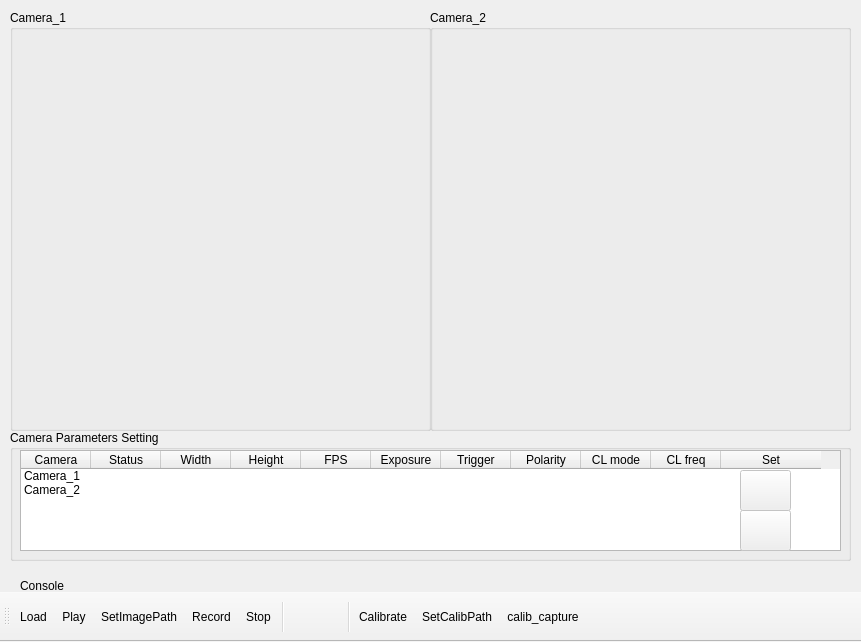
This is mainwindow.ui in tiaotia0/CameraGrabber as Qt 5 draws it before an edit. The edited form follows.
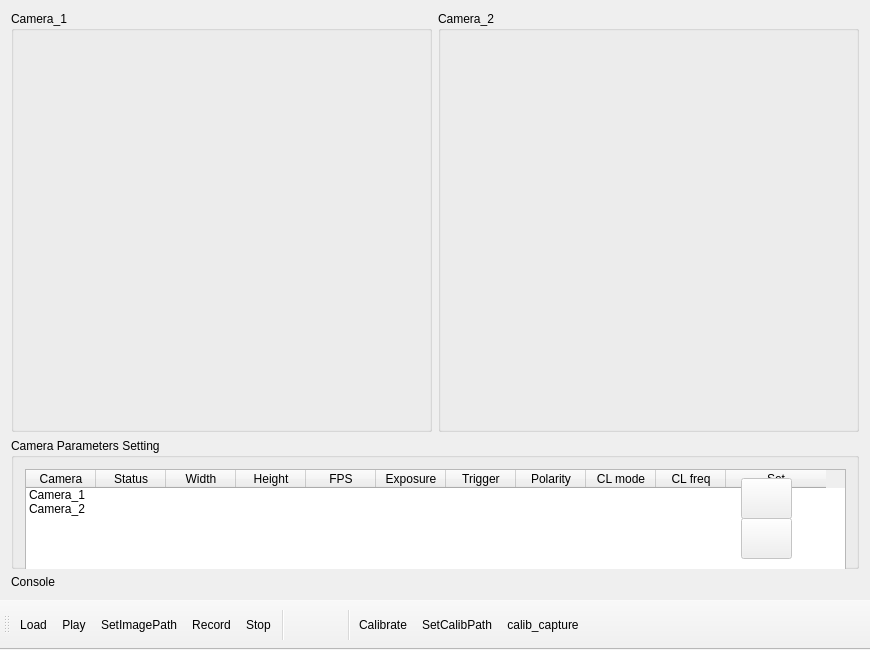
This is the edited form. Icons and pictures are not drawn.

Patch:
```diff
--- a/mainwindow.ui
+++ b/mainwindow.ui
@@ -6,7 +6,7 @@
    <rect>
     <x>0</x>
     <y>0</y>
-    <width>861</width>
+    <width>866</width>
     <height>642</height>
    </rect>
   </property>
@@ -14,81 +14,133 @@
    <string>MainWindow</string>
   </property>
   <widget class="QWidget" name="centralWidget">
+   <layout class="QGridLayout" name="gridLayout">
+    <item row="0" column="0">
    <widget class="QGroupBox" name="groupBox">
-    <property name="geometry">
-     <rect>
-      <x>10</x>
-      <y>10</y>
+      <property name="sizePolicy">
+       <sizepolicy hsizetype="Expanding" vsizetype="Expanding">
+        <horstretch>0</horstretch>
+        <verstretch>0</verstretch>
+       </sizepolicy>
+      </property>
+      <property name="minimumSize">
+       <size>
       <width>421</width>
       <height>421</height>
-     </rect>
+       </size>
     </property>
     <property name="title">
      <string>Camera_1</string>
     </property>
+      <layout class="QGridLayout" name="gridLayout_3">
+       <item row="0" column="0">
     <widget class="QLabel" name="displaywindow_1">
-     <property name="geometry">
-      <rect>
-       <x>10</x>
-       <y>20</y>
+         <property name="sizePolicy">
+          <sizepolicy hsizetype="Expanding" vsizetype="Expanding">
+           <horstretch>0</horstretch>
+           <verstretch>0</verstretch>
+          </sizepolicy>
+         </property>
+         <property name="minimumSize">
+          <size>
        <width>401</width>
        <height>391</height>
-      </rect>
+          </size>
+         </property>
+         <property name="autoFillBackground">
+          <bool>false</bool>
      </property>
      <property name="text">
       <string/>
      </property>
     </widget>
-   </widget>
+       </item>
+      </layout>
+     </widget>
+    </item>
+    <item row="0" column="1">
    <widget class="QGroupBox" name="groupBox_2">
-    <property name="geometry">
-     <rect>
-      <x>430</x>
-      <y>10</y>
+      <property name="sizePolicy">
+       <sizepolicy hsizetype="Expanding" vsizetype="Expanding">
+        <horstretch>0</horstretch>
+        <verstretch>0</verstretch>
+       </sizepolicy>
+      </property>
+      <property name="minimumSize">
+       <size>
       <width>421</width>
       <height>421</height>
-     </rect>
+       </size>
     </property>
     <property name="title">
      <string>Camera_2</string>
     </property>
+      <layout class="QGridLayout" name="gridLayout_2">
+       <item row="0" column="0">
     <widget class="QLabel" name="displaywindow_2">
-     <property name="geometry">
-      <rect>
-       <x>10</x>
-       <y>20</y>
+         <property name="sizePolicy">
+          <sizepolicy hsizetype="Expanding" vsizetype="Expanding">
+           <horstretch>0</horstretch>
+           <verstretch>0</verstretch>
+          </sizepolicy>
+         </property>
+         <property name="minimumSize">
+          <size>
        <width>401</width>
        <height>391</height>
-      </rect>
+          </size>
+         </property>
+         <property name="autoFillBackground">
+          <bool>false</bool>
      </property>
      <property name="text">
       <string/>
      </property>
     </widget>
-   </widget>
+       </item>
+      </layout>
+     </widget>
+    </item>
+    <item row="1" column="0" colspan="2">
    <widget class="QGroupBox" name="groupBox_3">
-    <property name="geometry">
-     <rect>
-      <x>10</x>
-      <y>430</y>
+      <property name="minimumSize">
+       <size>
       <width>841</width>
       <height>131</height>
-     </rect>
+       </size>
+      </property>
+      <property name="maximumSize">
+       <size>
+        <width>16777215</width>
+        <height>131</height>
+       </size>
     </property>
     <property name="title">
      <string>Camera Parameters Setting</string>
     </property>
+      <layout class="QGridLayout" name="gridLayout_4">
+       <item row="0" column="0">
     <widget class="QTreeWidget" name="parameter_tree">
      <property name="enabled">
       <bool>true</bool>
      </property>
-     <property name="geometry">
-      <rect>
-       <x>10</x>
-       <y>20</y>
+         <property name="sizePolicy">
+          <sizepolicy hsizetype="Expanding" vsizetype="Fixed">
+           <horstretch>0</horstretch>
+           <verstretch>0</verstretch>
+          </sizepolicy>
+         </property>
+         <property name="minimumSize">
+          <size>
        <width>821</width>
        <height>101</height>
-      </rect>
+          </size>
+         </property>
+         <property name="maximumSize">
+          <size>
+           <width>16777215</width>
+           <height>101</height>
+          </size>
      </property>
      <property name="editTriggers">
       <set>QAbstractItemView::DoubleClicked|QAbstractItemView::EditKeyPressed</set>
@@ -321,6 +373,8 @@
       </property>
      </item>
     </widget>
+       </item>
+      </layout>
     <widget class="QPushButton" name="set_1">
      <property name="enabled">
       <bool>false</bool>
@@ -374,19 +428,15 @@
      </property>
     </widget>
    </widget>
+    </item>
+    <item row="2" column="0">
    <widget class="QLabel" name="label">
-    <property name="geometry">
-     <rect>
-      <x>20</x>
-      <y>580</y>
-      <width>54</width>
-      <height>12</height>
-     </rect>
-    </property>
     <property name="text">
      <string>Console</string>
     </property>
    </widget>
+    </item>
+   </layout>
   </widget>
   <widget class="QToolBar" name="mainToolBar">
    <property name="enabled">
```
Lines whose indentation alone changed are shown as unchanged.
